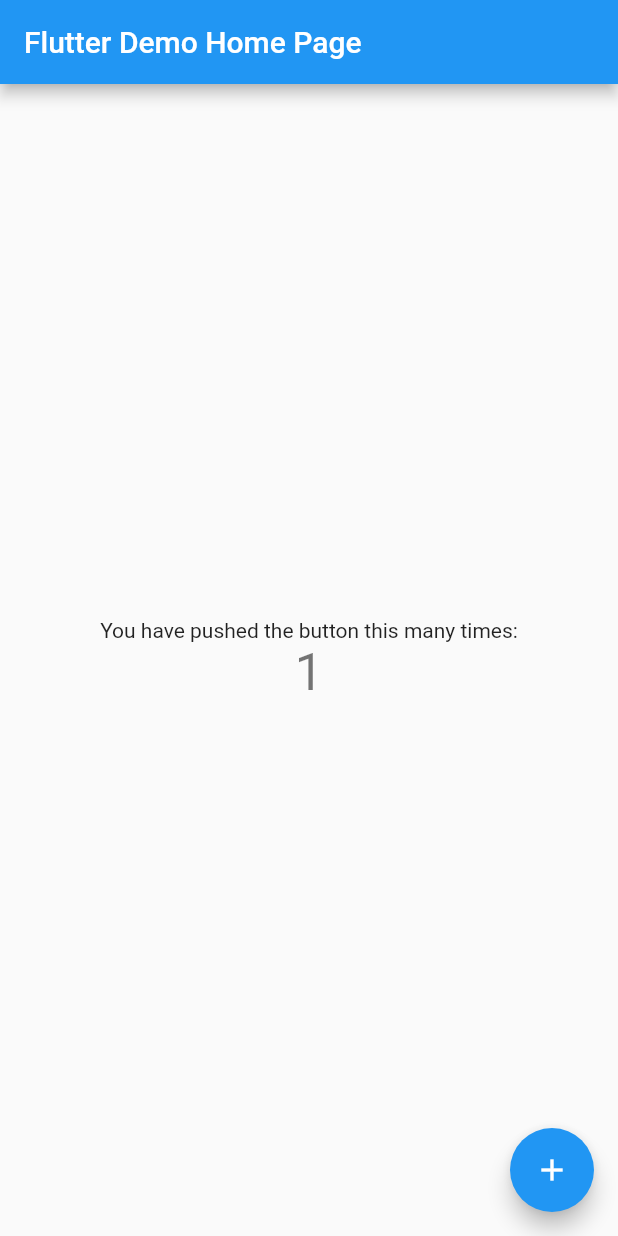
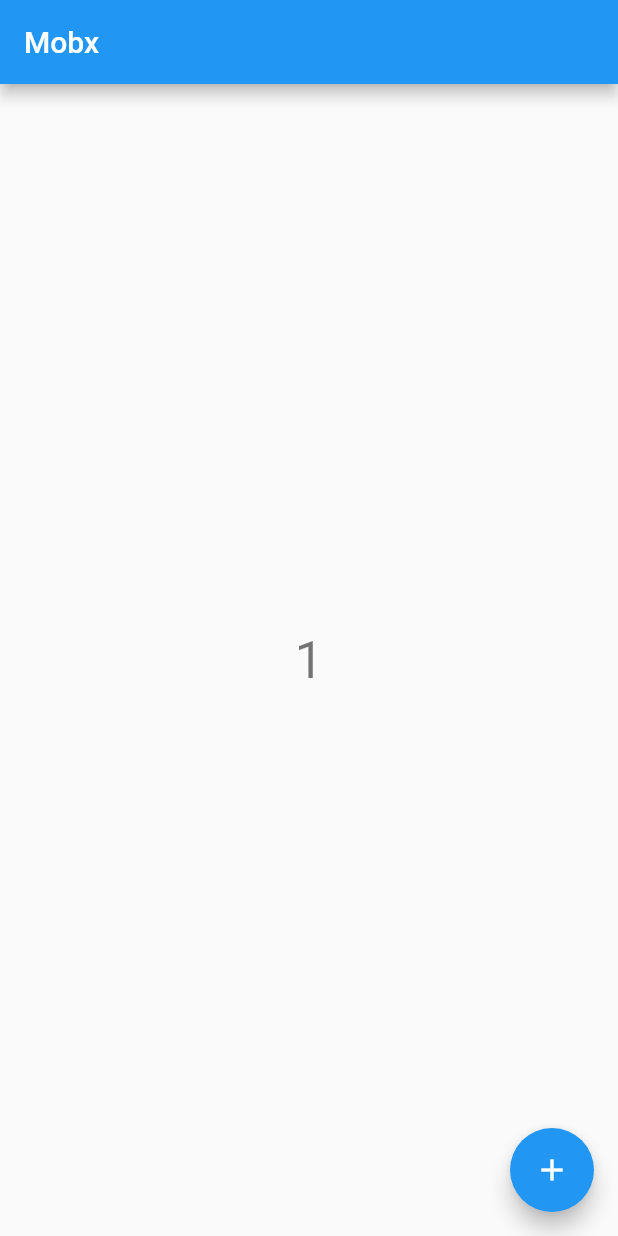
Before and after one commit to claudineibjr/mobx_example, a Flutter app: the screen it shows after launch, after a tap on the "add" icon, on a phone screen of 412 x 824 dp. Run offline on Flutter 3.47's test engine with Material 2 defaults, Android fonts, the phone set to English and light mode, and no system bars; our stand-ins replace flutter_mobx, mobx.

Commit message:
Initializing mobx

```diff
--- a/lib/main.dart
+++ b/lib/main.dart
@@ -1,4 +1,5 @@
 import 'package:flutter/material.dart';
+import 'package:quiz_bible/mobx/main_screen.dart';
 // import 'package:quiz_bible/mobx/main_screen.dart';
 
 void main() {
@@ -27,8 +28,8 @@ class MyApp extends StatelessWidget {
         // closer together (more dense) than on mobile platforms.
         visualDensity: VisualDensity.adaptivePlatformDensity,
       ),
-      // home: MainScreen(),
-      home: MyHomePage(title: 'Flutter Demo Home Page'),
+      home: MainScreen(),
+      // home: MyHomePage(title: 'Flutter Demo Home Page'),
     );
   }
 }
--- /dev/null
+++ b/lib/mobx/main_controller.dart
@@ -0,0 +1,24 @@
+import 'package:mobx/mobx.dart';
+
+class MainController {
+  Observable<int> _counter;
+  int get counter => _counter.value;
+  set counter(int newValue) => _counter.value = newValue;
+
+  Action increment;
+
+  MainController() {
+    _counter = Observable(0);
+    increment = Action(_increment);
+
+    autorun(
+      (_) {
+        print(counter);
+      },
+    );
+  }
+
+  _increment() {
+    counter++;
+  }
+}
--- /dev/null
+++ b/lib/mobx/main_screen.dart
@@ -0,0 +1,38 @@
+import 'package:flutter/material.dart';
+import 'package:flutter_mobx/flutter_mobx.dart';
+import 'package:quiz_bible/mobx/main_controller.dart';
+
+class MainScreen extends StatelessWidget {
+  final MainController controller = MainController();
+
+  @override
+  Widget build(BuildContext context) {
+    return Scaffold(
+      appBar: AppBar(
+        title: Text('Mobx'),
+      ),
+      body: Center(
+        child: Column(
+          mainAxisAlignment: MainAxisAlignment.center,
+          children: <Widget>[
+            Observer(
+              builder: (_) {
+                return Text(
+                  '${controller.counter}',
+                  style: Theme.of(context).textTheme.headline4,
+                );
+              },
+            ),
+          ],
+        ),
+      ),
+      floatingActionButton: FloatingActionButton(
+        tooltip: 'Increment',
+        onPressed: () {
+          controller.increment();
+        },
+        child: Icon(Icons.add),
+      ), // This trailing comma makes auto-formatting nicer for build methods.
+    );
+  }
+}
```
